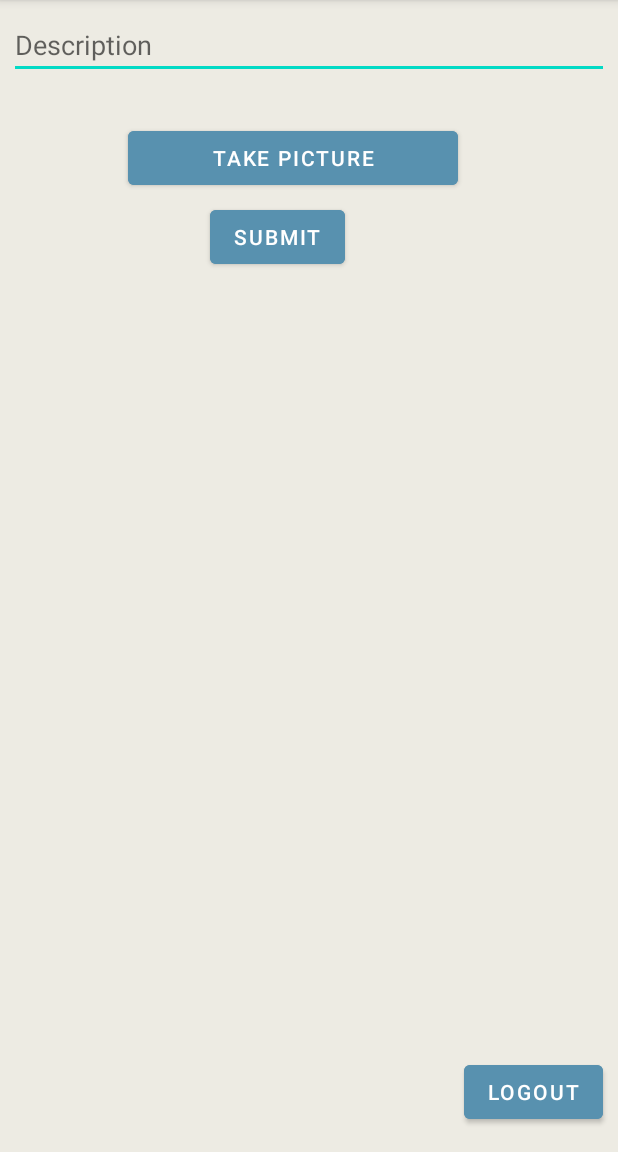
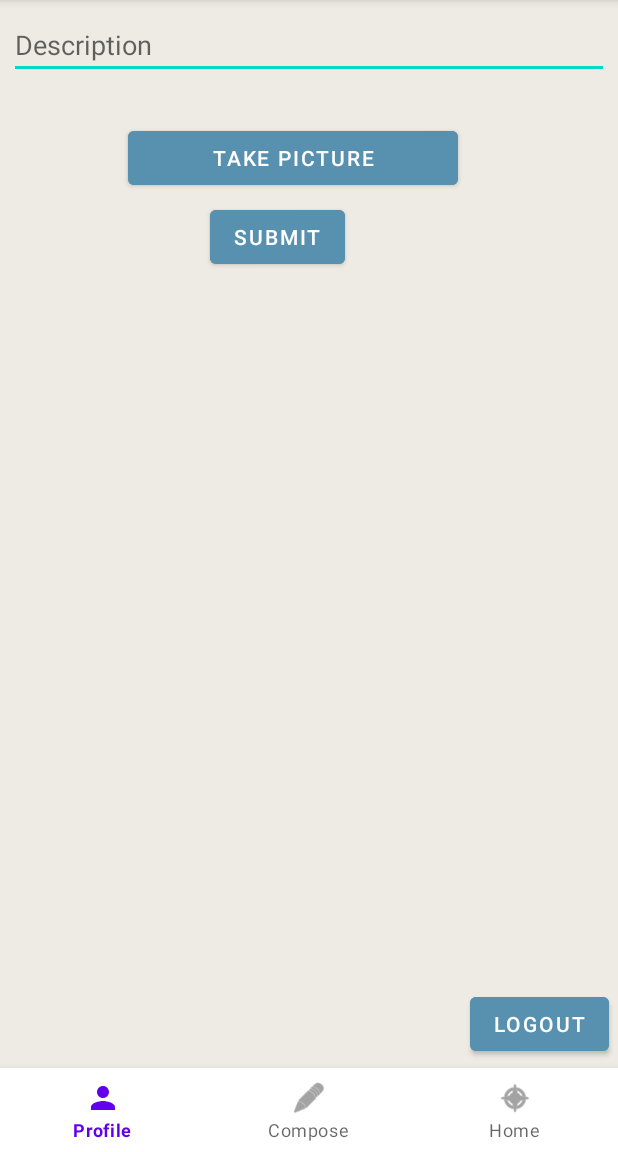
Before and after one commit to sDong517/DefinitelyNotInstagram, an Android app: the MainActivity screen opened directly, with no data from a screen before it, on a phone screen of 412 x 824 dp, the part 84-1236 px from its top. Run offline under Robolectric (Android 15) with nearby library versions, the phone set to English and light mode, and no system bars; libraries missing offline, so code that uses them is left out: com.parse.

```diff
--- a/app/build.gradle
+++ b/app/build.gradle
@@ -37,4 +37,7 @@ dependencies {
     androidTestImplementation 'androidx.test.ext:junit:1.1.2'
     androidTestImplementation 'androidx.test.espresso:espresso-core:3.3.0'
     implementation "com.github.parse-community.Parse-SDK-Android:parse:1.18.5"
+
+    implementation "androidx.appcompat:appcompat:${appCompatVersion}"
+    implementation "com.google.android.material:material:${designSupportVersion}"
 }
--- /dev/null
+++ b/app/src/main/res/drawable/ic_baseline_person_24.xml
@@ -0,0 +1,10 @@
+<vector xmlns:android="http://schemas.android.com/apk/res/android"
+    android:width="24dp"
+    android:height="24dp"
+    android:viewportWidth="24"
+    android:viewportHeight="24"
+    android:tint="?attr/colorControlNormal">
+  <path
+      android:fillColor="@android:color/white"
+      android:pathData="M12,12c2.21,0 4,-1.79 4,-4s-1.79,-4 -4,-4 -4,1.79 -4,4 1.79,4 4,4zM12,14c-2.67,0 -8,1.34 -8,4v2h16v-2c0,-2.66 -5.33,-4 -8,-4z"/>
+</vector>
--- a/app/src/main/res/layout/activity_main.xml
+++ b/app/src/main/res/layout/activity_main.xml
@@ -74,9 +74,16 @@
         android:layout_height="wrap_content"
         android:layout_alignParentEnd="true"
         android:layout_alignParentBottom="true"
-        android:layout_marginEnd="10dp"
-        android:layout_marginBottom="16dp"
-        android:text="LogOut"
-        android:backgroundTint="#5891AF"/>
+        android:layout_marginEnd="6dp"
+        android:layout_marginBottom="61dp"
+        android:backgroundTint="#5891AF"
+        android:text="LogOut" />
+
+    <com.google.android.material.bottomnavigation.BottomNavigationView
+        android:id="@+id/bottom_navigation"
+        android:layout_width="match_parent"
+        android:layout_height="wrap_content"
+        android:layout_alignParentBottom="true"
+        app:menu="@menu/menu_bottom_navigation" />
 
 </RelativeLayout>
--- /dev/null
+++ b/app/src/main/res/menu/menu_bottom_navigation.xml
@@ -0,0 +1,20 @@
+<?xml version="1.0" encoding="utf-8"?>
+<menu xmlns:app="http://schemas.android.com/apk/res-auto"
+    xmlns:android="http://schemas.android.com/apk/res/android">
+
+    <item
+        android:id="@+id/action_profile"
+        android:icon="@drawable/ic_baseline_person_24"
+        android:title="Profile"
+        app:showAsAction="always" />
+    <item
+        android:id="@+id/action_compose"
+        android:icon="@android:drawable/ic_menu_edit"
+        android:title="Compose"
+        app:showAsAction="always" />
+    <item
+        android:id="@+id/action_home"
+        android:icon="@android:drawable/ic_menu_compass"
+        android:title="Home"
+        app:showAsAction="always" />
+</menu>
--- a/build.gradle
+++ b/build.gradle
@@ -20,6 +20,11 @@ allprojects {
     }
 }
 
+ext {
+    appCompatVersion = '1.0.0'
+    designSupportVersion = '1.0.0'
+}
+
 task clean(type: Delete) {
     delete rootProject.buildDir
 }
```
Also changed, not shown: app/src/main/java/com/example/definitelynotinstagram/MainActivity.java (+33 -0 lines), 1 other file.
